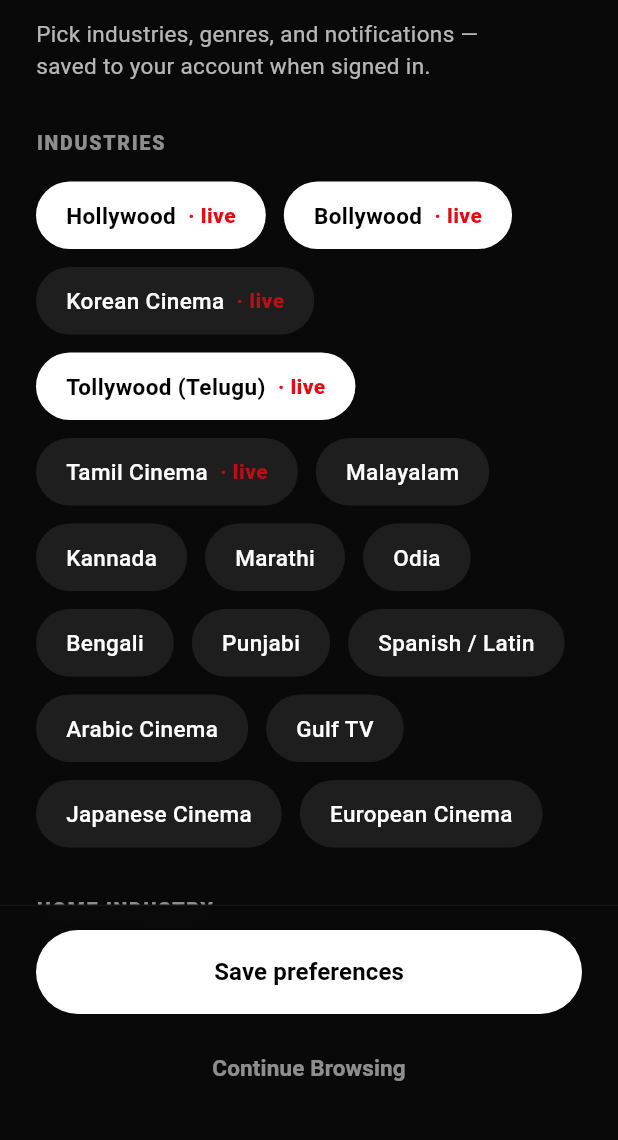
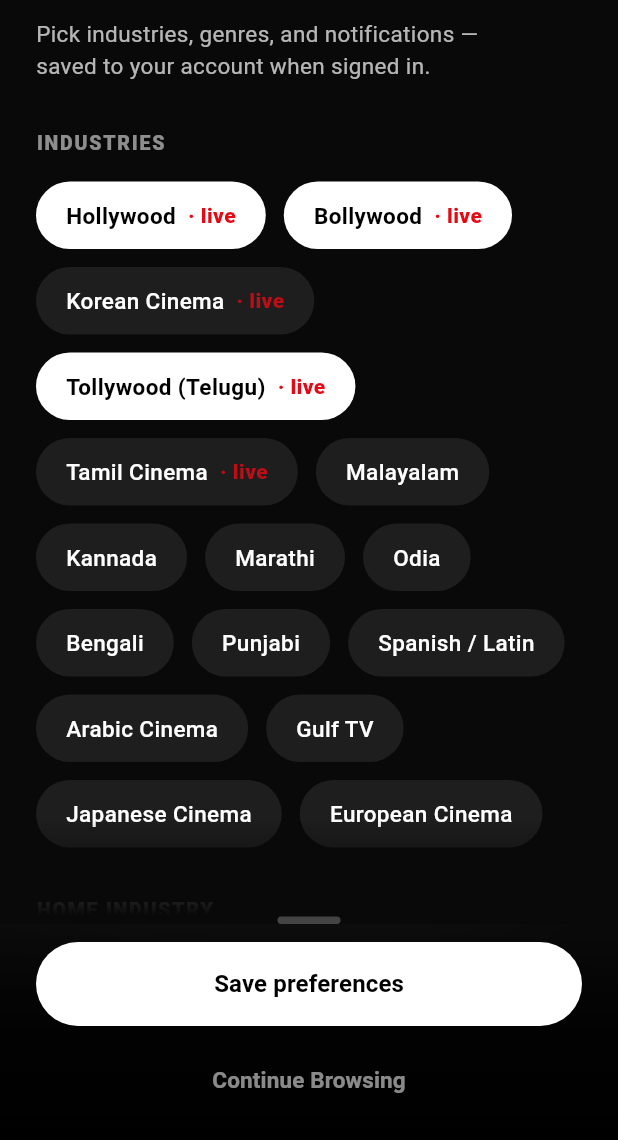
Before and after one commit to Harsha2001B7/PythonLearnings, a Flutter app: the PreferencesScreen screen opened directly, on a phone screen of 412 x 824 dp, the part 96-1236 px from its top. Run offline on Flutter 3.47's test engine with Material 3 defaults, Android fonts, the phone set to English and light mode, and no system bars; our stand-ins replace cached_network_image, carousel_slider, dio, firebase_auth, firebase_core, flutter_dotenv and 5 more; missing offline and left inert: flutter_inappwebview_platform_interface; accounts and stored records are empty; network calls fail.

Commit message:
Phase 6.2 Preferences changes

```diff
--- a/TrailerBaaz/trailer_baaz_UI/lib/features/preferences/preferences_screen.dart
+++ b/TrailerBaaz/trailer_baaz_UI/lib/features/preferences/preferences_screen.dart
@@ -12,7 +12,11 @@ class PreferencesScreen extends StatefulWidget {
 
 class _PreferencesScreenState extends State<PreferencesScreen>
     with AutomaticKeepAliveClientMixin {
-  final Set<String> _selectedIndustries = {'Hollywood', 'Bollywood', 'Tollywood (Telugu)'};
+  final Set<String> _selectedIndustries = {
+    'Hollywood',
+    'Bollywood',
+    'Tollywood (Telugu)',
+  };
   final Set<String> _selectedGenres = {'Action', 'Sci-Fi', 'Thriller'};
 
   final Map<String, bool> _notifications = {
@@ -25,15 +29,39 @@ class _PreferencesScreenState extends State<PreferencesScreen>
   };
 
   final List<String> _industries = [
-    'Hollywood', 'Bollywood', 'Korean Cinema', 'Tollywood (Telugu)',
-    'Tamil Cinema', 'Malayalam', 'Kannada', 'Marathi', 'Odia', 'Bengali',
-    'Punjabi', 'Spanish / Latin', 'Arabic Cinema', 'Gulf TV',
-    'Japanese Cinema', 'European Cinema'
+    'Hollywood',
+    'Bollywood',
+    'Korean Cinema',
+    'Tollywood (Telugu)',
+    'Tamil Cinema',
+    'Malayalam',
+    'Kannada',
+    'Marathi',
+    'Odia',
+    'Bengali',
+    'Punjabi',
+    'Spanish / Latin',
+    'Arabic Cinema',
+    'Gulf TV',
+    'Japanese Cinema',
+    'European Cinema',
   ];
 
   final List<String> _genres = [
-    'Action', 'Drama', 'Horror', 'Sci-Fi', 'Romance', 'Comedy',
-    'Thriller', 'Animation', 'Documentary', 'Fantasy', 'Crime', 'Musical', 'Adventure', 'Mystery'
+    'Action',
+    'Drama',
+    'Horror',
+    'Sci-Fi',
+    'Romance',
+    'Comedy',
+    'Thriller',
+    'Animation',
+    'Documentary',
+    'Fantasy',
+    'Crime',
+    'Musical',
+    'Adventure',
+    'Mystery',
   ];
 
   void _toggleIndustry(String industry) {
@@ -105,7 +133,11 @@ class _PreferencesScreenState extends State<PreferencesScreen>
                     ),
                   ),
                   IconButton(
-                    icon: const Icon(Icons.close, color: Colors.white, size: 28),
+                    icon: const Icon(
+                      Icons.close,
+                      color: Colors.white,
+                      size: 28,
+                    ),
                     onPressed: () => AppShell.setIndex(context, 0),
                   ),
                 ],
@@ -114,32 +146,68 @@ class _PreferencesScreenState extends State<PreferencesScreen>
 
             // Content
             Expanded(
+              child: ShaderMask(
+                shaderCallback: (bounds) {
+                  return const LinearGradient(
+                    begin: Alignment.topCenter,
+                    end: Alignment.bottomCenter,
+                    colors: [
+                      Colors.white,
+                      Colors.white,
+                      Colors.white,
+                      Colors.transparent,
+                    ],
+                    stops: [0.0, 0.75, 0.88, 1.0],
+                  ).createShader(bounds);
+                },
+                blendMode: BlendMode.dstIn,
                 child: ListView(
-                padding: const EdgeInsets.symmetric(horizontal: 24, vertical: 16),
+                  padding: const EdgeInsets.symmetric(
+                    horizontal: 24,
+                    vertical: 16,
+                  ),
                   physics: const BouncingScrollPhysics(),
                   children: [
                     _SectionHeader(title: 'INDUSTRIES'),
                     Wrap(
                       spacing: 12,
                       runSpacing: 12,
-                    children: _industries.map((ind) => _SelectableChip(
+                      children: _industries
+                          .map(
+                            (ind) => _SelectableChip(
                               label: ind,
                               isSelected: _selectedIndustries.contains(ind),
                               onTap: () => _toggleIndustry(ind),
-                      showLiveIndicator: ['Hollywood', 'Bollywood', 'Korean Cinema', 'Tollywood (Telugu)', 'Tamil Cinema'].contains(ind),
-                    )).toList(),
+                              showLiveIndicator: [
+                                'Hollywood',
+                                'Bollywood',
+                                'Korean Cinema',
+                                'Tollywood (Telugu)',
+                                'Tamil Cinema',
+                              ].contains(ind),
+                            ),
+                          )
+                          .toList(),
                     ),
                     const SizedBox(height: 32),
 
                     if (_selectedIndustries.isNotEmpty) ...[
-                    _SectionHeader(title: 'HOME INDUSTRY', subtitle: 'Tap to set your default feed. Use × to remove.'),
+                      _SectionHeader(
+                        title: 'HOME INDUSTRY',
+                        subtitle:
+                            'Tap to set your default feed. Use × to remove.',
+                      ),
                       Wrap(
                         spacing: 12,
                         runSpacing: 12,
-                      children: _selectedIndustries.map((ind) => _RemovableChip(
+                        children: _selectedIndustries
+                            .map(
+                              (ind) => _RemovableChip(
                                 label: ind,
                                 onRemove: () => _toggleIndustry(ind),
-                      )).toList(),
+                              ),
+                            )
+                            .toList(),
                       ),
                       const SizedBox(height: 32),
                     ],
@@ -148,34 +216,65 @@ class _PreferencesScreenState extends State<PreferencesScreen>
                     Wrap(
                       spacing: 12,
                       runSpacing: 12,
-                    children: _genres.map((gen) => _SelectableChip(
+                      children: _genres
+                          .map(
+                            (gen) => _SelectableChip(
                               label: gen,
                               isSelected: _selectedGenres.contains(gen),
                               onTap: () => _toggleGenre(gen),
-                    )).toList(),
+                            ),
+                          )
+                          .toList(),
                     ),
                     const SizedBox(height: 32),
 
                     _SectionHeader(title: 'NOTIFICATIONS'),
-                  ..._notifications.entries.map((entry) => _NotificationSwitch(
+                    ..._notifications.entries.map(
+                      (entry) => _NotificationSwitch(
                         label: entry.key,
                         value: entry.value,
                         onChanged: (val) => _toggleNotification(entry.key, val),
-                  )),
+                      ),
+                    ),
                     const SizedBox(height: 32),
                   ],
                 ),
               ),
-
+            ),
+            Positioned(
+              bottom: 118,
+              left: 0,
+              right: 0,
+              child: IgnorePointer(
+                child: Center(
+                  child: AnimatedContainer(
+                    duration: const Duration(milliseconds: 600),
+                    width: 42,
+                    height: 5,
+                    decoration: BoxDecoration(
+                      color: Colors.white24,
+                      borderRadius: BorderRadius.circular(100),
+                    ),
+                  ),
+                ),
+              ),
+            ),
             // Bottom Sticky Area
             ClipRRect(
               child: BackdropFilter(
-                filter: ImageFilter.blur(sigmaX: 15, sigmaY: 15),
+                filter: ImageFilter.blur(sigmaX: 50, sigmaY: 50),
                 child: Container(
-                  padding: const EdgeInsets.fromLTRB(24, 16, 24, 24),
+                  padding: const EdgeInsets.fromLTRB(24, 12, 24, 16),
                   decoration: BoxDecoration(
-                    color: AppTheme.background.withValues(alpha: 0.8),
-                    border: Border(top: BorderSide(color: Colors.white.withValues(alpha: 0.05))),
+                    gradient: LinearGradient(
+                      begin: Alignment.topCenter,
+                      end: Alignment.bottomCenter,
+                      colors: [
+                        Colors.black.withValues(alpha: .05),
+                        Colors.black.withValues(alpha: .75),
+                        Colors.black,
+                      ],
+                    ),
                   ),
                   child: Column(
                     mainAxisSize: MainAxisSize.min,
@@ -193,7 +292,10 @@ class _PreferencesScreenState extends State<PreferencesScreen>
                         ),
                         child: const Text(
                           'Save preferences',
-                          style: TextStyle(fontSize: 16, fontWeight: FontWeight.bold),
+                          style: TextStyle(
+                            fontSize: 16,
+                            fontWeight: FontWeight.bold,
+                          ),
                         ),
                       ),
                       const SizedBox(height: 12),
@@ -208,7 +310,10 @@ class _PreferencesScreenState extends State<PreferencesScreen>
                         ),
                         child: const Text(
                           'Continue Browsing',
-                          style: TextStyle(fontSize: 15, fontWeight: FontWeight.w600),
+                          style: TextStyle(
+                            fontSize: 15,
+                            fontWeight: FontWeight.w600,
+                          ),
                         ),
                       ),
                     ],
@@ -251,7 +356,7 @@ class _SectionHeader extends StatelessWidget {
               subtitle!,
               style: const TextStyle(color: Colors.white38, fontSize: 13),
             ),
-          ]
+          ],
         ],
       ),
     );
@@ -300,12 +405,14 @@ class _SelectableChip extends StatelessWidget {
                   Text(
                     '· live',
                     style: TextStyle(
-                      color: isSelected ? AppTheme.accent : AppTheme.accent.withValues(alpha: 0.8),
+                      color: isSelected
+                          ? AppTheme.accent
+                          : AppTheme.accent.withValues(alpha: 0.8),
                       fontWeight: FontWeight.w800,
                       fontSize: 14,
                     ),
                   ),
-                ]
+                ],
               ],
             ),
           ),
--- a/TrailerBaaz/trailer_baaz_UI/pubspec.yaml
+++ b/TrailerBaaz/trailer_baaz_UI/pubspec.yaml
@@ -38,6 +38,7 @@ dependencies:
   flutter_svg: ^2.3.0
   http: ^1.2.0
   youtube_player_iframe: ^6.0.2
+  cached_network_image: ^3.4.1
 
 dev_dependencies:
   flutter_test:
```
Also changed, not shown: TrailerBaaz/trailer_baaz_UI/lib/core/services/youtube_service.dart (+4 -3 lines), TrailerBaaz/trailer_baaz_UI/lib/features/discover/discover_screen.dart (+154 -139 lines), TrailerBaaz/trailer_baaz_UI/lib/features/search/search_screen.dart (+83 -9 lines), TrailerBaaz/trailer_baaz_UI/pubspec.lock. Lines whose indentation alone changed are shown as unchanged.
